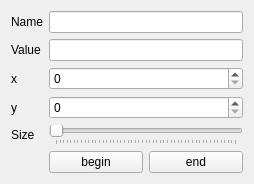
Above: src/Interface/NodePropertiesWidget.ui from KDE/rocs before the change. Below: the same form after it.
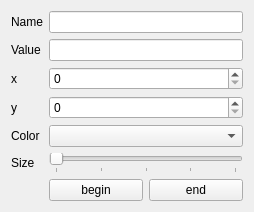
That is the form after the change. Custom widgets are drawn as their Qt base class.

```diff
--- a/src/Interface/NodePropertiesWidget.ui
+++ b/src/Interface/NodePropertiesWidget.ui
@@ -7,7 +7,7 @@
     <x>0</x>
     <y>0</y>
     <width>254</width>
-    <height>148</height>
+    <height>195</height>
    </rect>
   </property>
   <property name="windowTitle">
@@ -78,7 +78,7 @@
      </property>
     </widget>
    </item>
-   <item row="6" column="1">
+   <item row="7" column="1">
     <widget class="KPushButton" name="_begin">
      <property name="text">
       <string>begin</string>
@@ -88,7 +88,7 @@
      </property>
     </widget>
    </item>
-   <item row="6" column="2">
+   <item row="7" column="2">
     <widget class="KPushButton" name="_end">
      <property name="text">
       <string>end</string>
@@ -98,16 +98,19 @@
      </property>
     </widget>
    </item>
-   <item row="5" column="1" colspan="2">
-    <widget class="QSlider" name="_size">
+   <item row="6" column="1" colspan="2">
+    <widget class="QSlider" name="_width">
+     <property name="minimum">
+      <number>4</number>
+     </property>
      <property name="maximum">
-      <number>500</number>
+      <number>44</number>
      </property>
      <property name="singleStep">
       <number>1</number>
      </property>
      <property name="value">
-      <number>1</number>
+      <number>4</number>
      </property>
      <property name="orientation">
       <enum>Qt::Horizontal</enum>
@@ -120,13 +123,23 @@
      </property>
     </widget>
    </item>
-   <item row="5" column="0">
+   <item row="6" column="0">
     <widget class="QLabel" name="label_5">
      <property name="text">
       <string>Size</string>
      </property>
     </widget>
    </item>
+   <item row="5" column="1" colspan="2">
+    <widget class="KColorCombo" name="_color"/>
+   </item>
+   <item row="5" column="0">
+    <widget class="QLabel" name="label_6">
+     <property name="text">
+      <string>Color</string>
+     </property>
+    </widget>
+   </item>
   </layout>
  </widget>
  <customwidgets>
@@ -140,6 +153,11 @@
    <extends>QLineEdit</extends>
    <header>klineedit.h</header>
   </customwidget>
+  <customwidget>
+   <class>KColorCombo</class>
+   <extends>QComboBox</extends>
+   <header>kcolorcombo.h</header>
+  </customwidget>
  </customwidgets>
  <resources/>
  <connections/>
```
Left out of the diff: 12 changed lines with no effect on the pictures.
